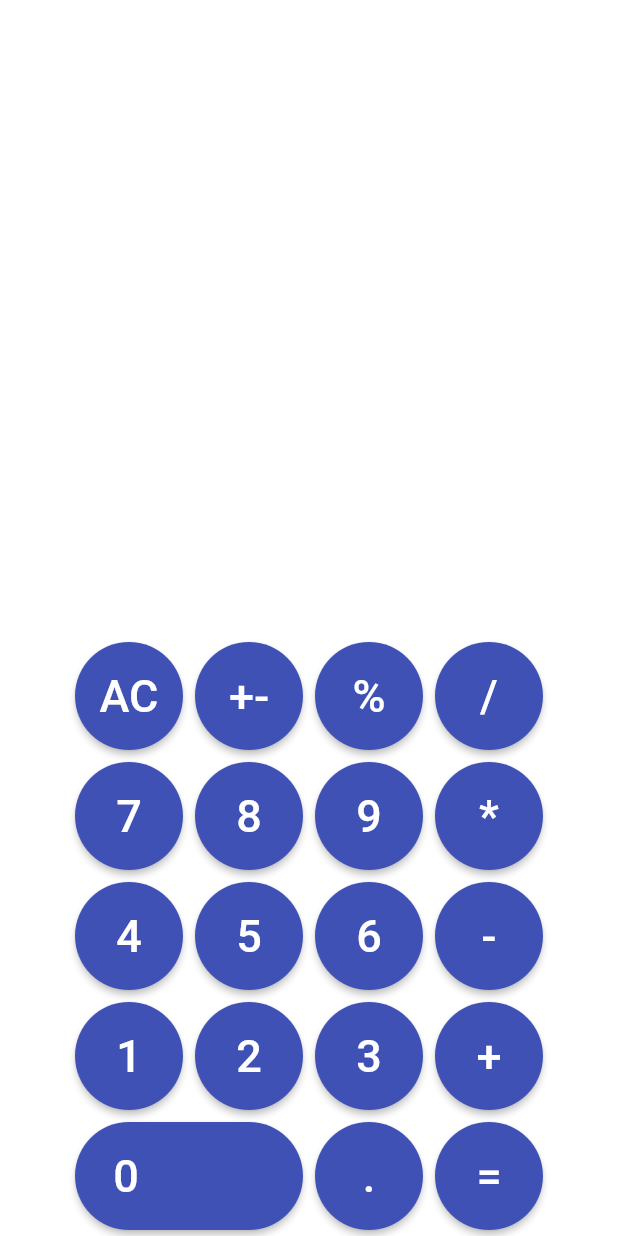
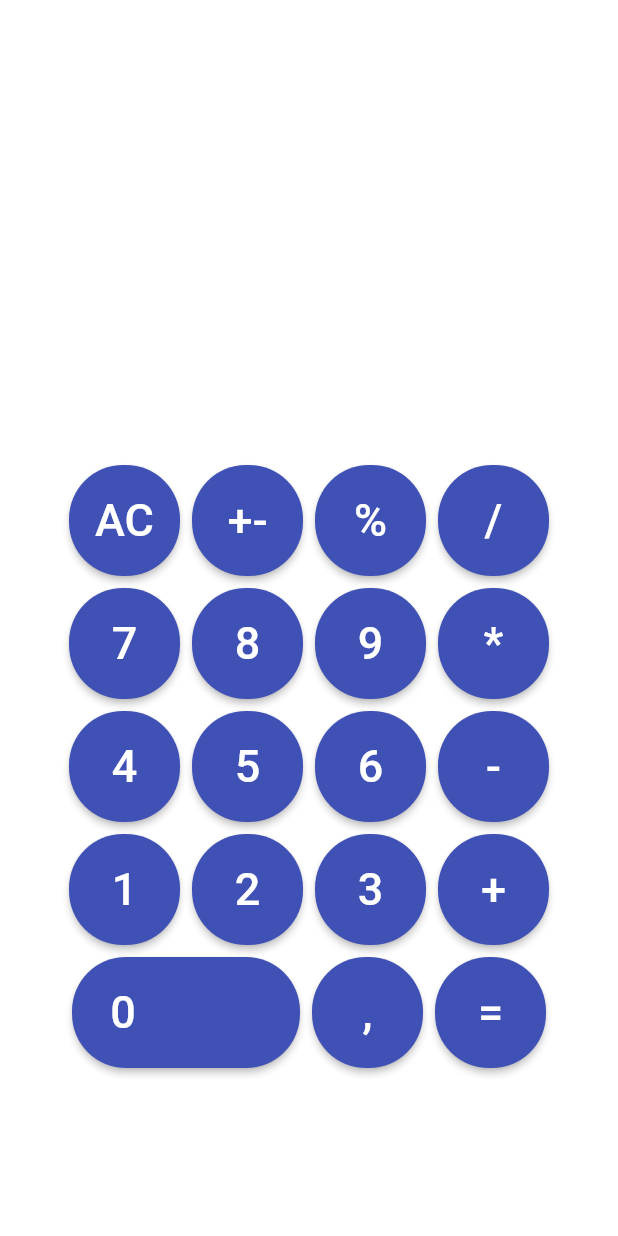
Before and after one commit to Steelwsky/calculator_provider, a Flutter app: the screen it shows after launch, after a tap on an icon or button, on a phone screen of 412 x 824 dp. Run offline on Flutter 3.47's test engine with Material 2 defaults, Android fonts, the phone set to English and light mode, and no system bars; drawn by our look-alikes of auto_size_text.

Commit message:
refactored a bit. added autoSizeText TODO limit num1 and num2 to 9-12 digits. results can be more

```diff
--- a/lib/calc_controller.dart
+++ b/lib/calc_controller.dart
@@ -9,6 +9,8 @@ import 'package:intl/number_symbols.dart';
 //kind of DONE --- add tests. Test everything.
 //TODO what is dispose
 //TODO streams
+
+//TODO maxlength of num1, num2, result <= 9.
 
 class CalcState {
   CalcState({
@@ -39,7 +41,9 @@ class CalcController {
     if (state.value.result == 'Infinity' ||
         (state.value.num2 == '' &&
             state.value.operator == '=' &&
-            state.value.num1.replaceAll('.', ',') == state.value.result)) {
+            decimalHelper(state.value.num1) == state.value.result)
+//            state.value.num1.replaceAll('.', ',') == state.value.result)
+    ) {
       print('clear in onNumber');
       clear();
     }
@@ -217,7 +221,7 @@ class CalcController {
     if (state.value.result == 'Infinity' ||
         (state.value.num2 == '' &&
             state.value.operator == '=' &&
-            state.value.num1.replaceAll('.', ',') == state.value.result)) {
+            decimalHelper(state.value.num1) == state.value.result)) {
       print('clear in onDecimal');
       clear();
     }
--- a/lib/home_page.dart
+++ b/lib/home_page.dart
@@ -14,9 +14,7 @@ class MyHomePage extends StatelessWidget {
         child: Column(
           mainAxisAlignment: MainAxisAlignment.center,
           children: <Widget>[
-            Flexible(
-              child: TextView(),
-            ),
+            TextView(),
             Row(
               children: <Widget>[
                 MyButton(str: 'AC', func: calcController.clear),
@@ -65,7 +63,7 @@ class MyHomePage extends StatelessWidget {
               ],
               mainAxisAlignment: MainAxisAlignment.center,
               crossAxisAlignment: CrossAxisAlignment.center,
-            )
+            ),
           ],
         ),
       ),
--- a/lib/main.dart
+++ b/lib/main.dart
@@ -2,8 +2,6 @@ import 'package:flutter/material.dart';
 import 'home_page.dart';
 import 'calc_controller.dart';
 import 'package:provider/provider.dart';
-
-
 
 void main() => runApp(MyApp());
 
--- a/lib/widgets/button.dart
+++ b/lib/widgets/button.dart
@@ -8,25 +8,20 @@ class MyButton extends StatelessWidget {
 
   @override
   Widget build(BuildContext context) {
-//    final CalcController calcController = Provider.of<CalcController>(context);
-    //              newState.isFirst ? '${newState.num1}': '${newState.num2}',
-    bool isZero = false;
-    if (str == '0') {
-      isZero = true;
-    }
-//    print('str : $str, isZero: $isZero');
     return Container(
         margin: const EdgeInsets.all(4.0),
         child: RawMaterialButton(
-          constraints: isZero == true
-              ? BoxConstraints.tight(Size(152.0, 72.0))
-              : BoxConstraints.tight(Size(72.0, 72.0)),
+          constraints: str == '0'
+              ? BoxConstraints.tight(Size(152.0, 74.0))
+              : BoxConstraints.tight(Size(74.0, 74.0)),
           key: ValueKey('button$str'),
           onPressed: () {
-            (str == 'AC' || str == '.' || str == '+-' || str == '%') ? func() : func(str);
+            (str == 'AC' || str == '.' || str == '+-' || str == '%')
+                ? func()
+                : func(str);
           },
           child: new Text(
-            '$str',
+            str == '.' ? ',' : '$str',
             style: TextStyle(
                 fontSize: 30, color: Colors.white, fontWeight: FontWeight.w500),
           ),
@@ -34,7 +29,7 @@ class MyButton extends StatelessWidget {
               RoundedRectangleBorder(borderRadius: BorderRadius.circular(36.0)),
           elevation: 2.0,
           fillColor: Colors.indigo,
-          padding: isZero == true
+          padding: str == '0'
               ? const EdgeInsets.only(right: 84)
               : const EdgeInsets.all(0.0),
         ));
--- a/lib/widgets/text_view.dart
+++ b/lib/widgets/text_view.dart
@@ -1,9 +1,9 @@
 import 'package:flutter/material.dart';
 import 'package:provider_calc_expanded/calc_controller.dart';
 import 'package:provider/provider.dart';
+import 'package:auto_size_text/auto_size_text.dart';
 
 class TextView extends StatelessWidget {
-
   @override
   Widget build(BuildContext context) {
     final CalcController calcController = Provider.of<CalcController>(context);
@@ -11,20 +11,35 @@ class TextView extends StatelessWidget {
         valueListenable: calcController.state,
         builder: (_, newState, __) {
           return Container(
-            child: Text(
-//              newState.isFirst ? '${newState.num1}': '${newState.num2}',
-              '${newState.result}',
-              key: ValueKey('textViewResult'),
-              textAlign: TextAlign.center,
-              style: TextStyle(
-                fontSize: 60.0,
-                color: Colors.white,
+            child: SizedBox(
+              child: AutoSizeText(
+                '${newState.result}',
+                style: TextStyle(
+                  fontSize: 56.0,
+                ),
+                maxFontSize: 56.0,
+                maxLines: 1,
+//                textAlign: TextAlign.center,
+                key: ValueKey('textViewResult'),
               ),
-              maxLines: 1,
             ),
             alignment: Alignment.centerRight,
-            padding: EdgeInsets.only(top: 134, right: 68, bottom: 16),
+            padding: EdgeInsets.only(top: 120, right: 54, bottom: 12, left: 54),
           );
         });
   }
 }
+
+//Text(
+////              newState.isFirst ? '${newState.num1}': '${newState.num2}',
+//'${newState.result}',
+//key: ValueKey('textViewResult'),
+//textAlign: TextAlign.center,
+//style: TextStyle(
+//fontSize: 60.0,
+//color: Colors.white,
+//),
+//maxLines: 1,
+//),
+//alignment: Alignment.centerRight,
+//padding: EdgeInsets.only(top: 134, right: 68, bottom: 16),
--- a/pubspec.yaml
+++ b/pubspec.yaml
@@ -25,6 +25,7 @@ dependencies:
   cupertino_icons: ^0.1.2
   provider: ^3.1.0+1
   intl: ^0.15.8
+  auto_size_text: ^2.1.0
 
 dev_dependencies:
   flutter_test:
```
Also changed, not shown: pubspec.lock, 1 other file.
